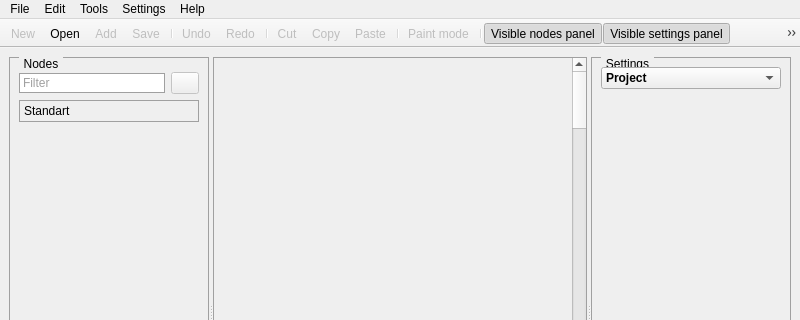
Before: the Qt Designer form main_window.ui in pimenov-and/ByteMachine, drawn with Qt 5; both pictures show x 0 to 800 and y 0 to 320 of the 800 by 600 pixel window.
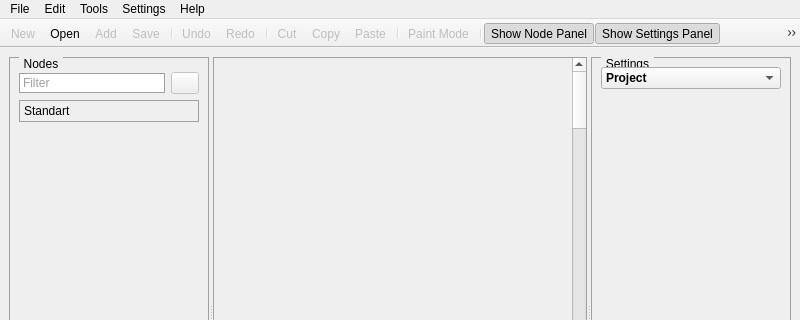
After: the same form once the commit is applied. Icons and pictures are not drawn. Custom widgets are drawn as their Qt base class.

Diff of the .ui file:
```diff
--- a/main_window.ui
+++ b/main_window.ui
@@ -585,7 +585,7 @@
      <normaloff>:/res_images/images/visible_nodes_panel.png</normaloff>:/res_images/images/visible_nodes_panel.png</iconset>
    </property>
    <property name="text">
-    <string>Visible nodes panel</string>
+    <string>Show Node Panel</string>
    </property>
   </action>
   <action name="actVisibleSettingsPanel_">
@@ -603,7 +603,7 @@
      <normaloff>:/res_images/images/visible_settings_panel.png</normaloff>:/res_images/images/visible_settings_panel.png</iconset>
    </property>
    <property name="text">
-    <string>Visible settings panel</string>
+    <string>Show Settings Panel</string>
    </property>
   </action>
   <action name="actVisibleDesignerGrid_">
@@ -621,7 +621,7 @@
      <normaloff>:/res_images/images/visible_designer_grid.png</normaloff>:/res_images/images/visible_designer_grid.png</iconset>
    </property>
    <property name="text">
-    <string>Visible designer grid</string>
+    <string>Show Designer Grid</string>
    </property>
   </action>
   <action name="actVisibleNodeComments_">
@@ -636,7 +636,7 @@
      <normaloff>:/res_images/images/visible_node_comments.png</normaloff>:/res_images/images/visible_node_comments.png</iconset>
    </property>
    <property name="text">
-    <string>Visible node comments</string>
+    <string>Show Node Comments</string>
    </property>
   </action>
   <action name="actHelp_">
@@ -679,7 +679,7 @@
      <normaloff>:/res_images/images/paint_mode.png</normaloff>:/res_images/images/paint_mode.png</iconset>
    </property>
    <property name="text">
-    <string>Paint mode</string>
+    <string>Paint Mode</string>
    </property>
   </action>
  </widget>
```
Left out of the diff: 9 changed lines with no effect on the pictures.
